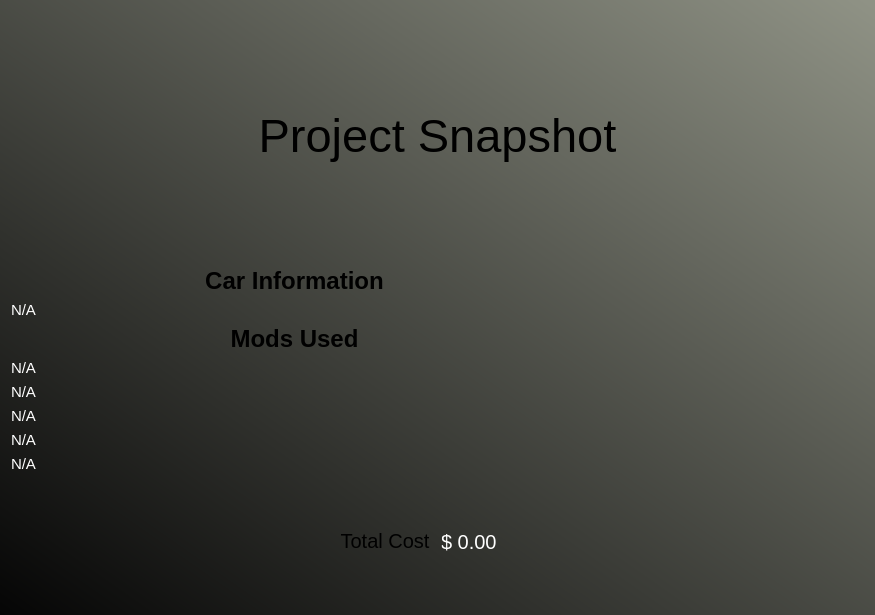
First picture: the form in CarModSoftware/projectsnapshot.ui, repository NabiNee/CarModApp, before the edit.
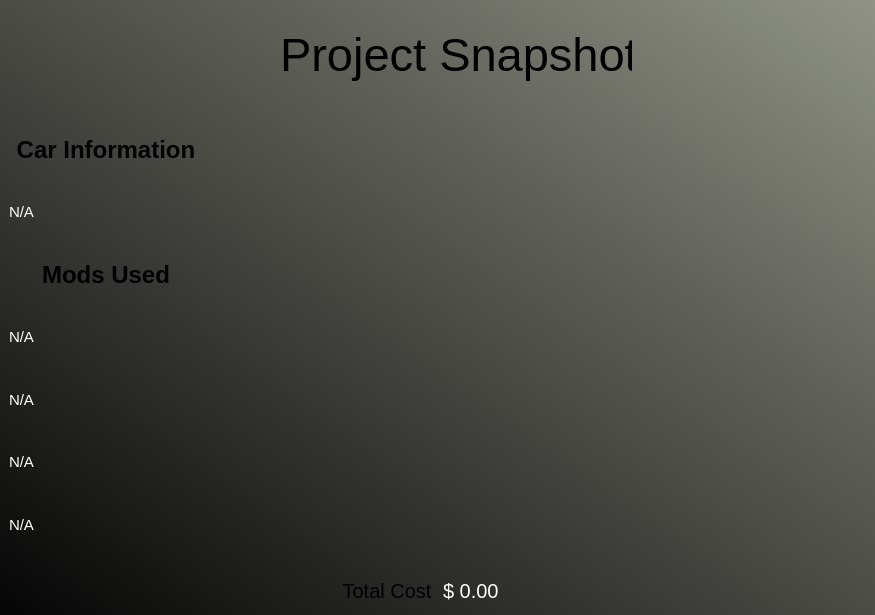
Second picture: the form after the edit. Icons and pictures are not drawn.

The edit to the form file:
```diff
--- a/CarModSoftware/projectsnapshot.ui
+++ b/CarModSoftware/projectsnapshot.ui
@@ -10,21 +10,35 @@
     <height>615</height>
    </rect>
   </property>
+  <property name="minimumSize">
+   <size>
+    <width>875</width>
+    <height>615</height>
+   </size>
+  </property>
+  <property name="maximumSize">
+   <size>
+    <width>875</width>
+    <height>615</height>
+   </size>
+  </property>
   <property name="windowTitle">
    <string>Dialog</string>
   </property>
   <property name="styleSheet">
    <string notr="true">QDialog{
 background-color: qlineargradient(spread:pad, x1:0, y1:1, x2:1, y2:0, stop:0 rgba(5, 5, 5, 255), stop:1 rgba(144, 147, 134, 255));
-}
-
-QLabel{
-color:qlineargradient(spread:pad, x1:0, y1:0, x2:1, y2:0, stop:0 rgba(0, 0, 0, 255), stop:1 rgba(255, 255, 255, 255));
 }</string>
   </property>
-  <layout class="QGridLayout" name="gridLayout">
-   <item row="1" column="0" rowspan="2" colspan="3">
-    <widget class="QLabel" name="label_12">
+  <widget class="QLabel" name="header">
+   <property name="geometry">
+    <rect>
+     <x>280</x>
+     <y>10</y>
+     <width>352</width>
+     <height>91</height>
+    </rect>
+   </property>
      <property name="font">
       <font>
        <family>MS Shell Dlg 2</family>
@@ -36,14 +50,14 @@
       <string>&lt;html&gt;&lt;head/&gt;&lt;body&gt;&lt;p align=&quot;center&quot;&gt;Project Snapshot&lt;/p&gt;&lt;/body&gt;&lt;/html&gt;</string>
      </property>
     </widget>
-   </item>
-   <item row="3" column="2">
-    <widget class="QLabel" name="picture">
-     <property name="maximumSize">
-      <size>
-       <width>550</width>
-       <height>500</height>
-      </size>
+  <widget class="QLabel" name="baseLayer">
+   <property name="geometry">
+    <rect>
+     <x>240</x>
+     <y>160</y>
+     <width>600</width>
+     <height>300</height>
+    </rect>
      </property>
      <property name="text">
       <string/>
@@ -55,36 +69,82 @@
       <bool>true</bool>
      </property>
     </widget>
-   </item>
-   <item row="4" column="0" colspan="3">
-    <layout class="QGridLayout" name="gridLayout_2">
-     <item row="0" column="0">
-      <widget class="QLabel" name="labelCost">
-       <property name="font">
-        <font>
-         <pointsize>15</pointsize>
-        </font>
+  <widget class="QLabel" name="wheelLayer">
+   <property name="geometry">
+    <rect>
+     <x>240</x>
+     <y>160</y>
+     <width>600</width>
+     <height>300</height>
+    </rect>
        </property>
        <property name="text">
-        <string>&lt;html&gt;&lt;head/&gt;&lt;body&gt;&lt;p align=&quot;right&quot;&gt;Total Cost  &lt;/p&gt;&lt;/body&gt;&lt;/html&gt;</string>
-       </property>
-      </widget>
-     </item>
-     <item row="0" column="1">
-      <widget class="QLabel" name="labelPrice">
-       <property name="font">
-        <font>
-         <pointsize>15</pointsize>
-        </font>
+    <string/>
+   </property>
+   <property name="scaledContents">
+    <bool>true</bool>
+   </property>
+  </widget>
+  <widget class="QLabel" name="hoodLayer">
+   <property name="geometry">
+    <rect>
+     <x>240</x>
+     <y>160</y>
+     <width>600</width>
+     <height>300</height>
+    </rect>
        </property>
        <property name="text">
-        <string>$ 0.00</string>
-       </property>
-      </widget>
-     </item>
-    </layout>
-   </item>
-   <item row="3" column="0" colspan="2">
+    <string/>
+   </property>
+   <property name="scaledContents">
+    <bool>true</bool>
+   </property>
+  </widget>
+  <widget class="QLabel" name="lightsLayer">
+   <property name="geometry">
+    <rect>
+     <x>240</x>
+     <y>160</y>
+     <width>600</width>
+     <height>300</height>
+    </rect>
+   </property>
+   <property name="text">
+    <string/>
+   </property>
+   <property name="scaledContents">
+    <bool>true</bool>
+   </property>
+  </widget>
+  <widget class="QLabel" name="logo">
+   <property name="geometry">
+    <rect>
+     <x>26</x>
+     <y>22</y>
+     <width>161</width>
+     <height>61</height>
+    </rect>
+   </property>
+   <property name="text">
+    <string/>
+   </property>
+   <property name="pixmap">
+    <pixmap resource="resources.qrc">:/Photos/carmodz.png</pixmap>
+   </property>
+   <property name="scaledContents">
+    <bool>true</bool>
+   </property>
+  </widget>
+  <widget class="QWidget" name="layoutWidget">
+   <property name="geometry">
+    <rect>
+     <x>9</x>
+     <y>122</y>
+     <width>194</width>
+     <height>431</height>
+    </rect>
+   </property>
     <layout class="QVBoxLayout" name="verticalLayout">
      <item>
       <widget class="QLabel" name="label_2">
@@ -108,7 +168,10 @@
         </font>
        </property>
        <property name="text">
-        <string>N/A</string>
+       <string>&lt;html&gt;&lt;head/&gt;&lt;body&gt;&lt;p&gt;&lt;span style=&quot; color:#ffffff;&quot;&gt;N/A&lt;/span&gt;&lt;/p&gt;&lt;/body&gt;&lt;/html&gt;</string>
+      </property>
+      <property name="textInteractionFlags">
+       <set>Qt::LinksAccessibleByMouse|Qt::TextSelectableByMouse</set>
        </property>
       </widget>
      </item>
@@ -134,7 +197,10 @@
         </font>
        </property>
        <property name="text">
-        <string>N/A</string>
+       <string>&lt;html&gt;&lt;head/&gt;&lt;body&gt;&lt;p&gt;&lt;span style=&quot; color:#ffffff;&quot;&gt;N/A&lt;/span&gt;&lt;/p&gt;&lt;/body&gt;&lt;/html&gt;</string>
+      </property>
+      <property name="textInteractionFlags">
+       <set>Qt::LinksAccessibleByMouse|Qt::TextSelectableByMouse</set>
        </property>
       </widget>
      </item>
@@ -146,7 +212,10 @@
         </font>
        </property>
        <property name="text">
-        <string>N/A</string>
+       <string>&lt;html&gt;&lt;head/&gt;&lt;body&gt;&lt;p&gt;&lt;span style=&quot; color:#ffffff;&quot;&gt;N/A&lt;/span&gt;&lt;/p&gt;&lt;/body&gt;&lt;/html&gt;</string>
+      </property>
+      <property name="textInteractionFlags">
+       <set>Qt::LinksAccessibleByMouse|Qt::TextSelectableByMouse</set>
        </property>
       </widget>
      </item>
@@ -158,7 +227,10 @@
         </font>
        </property>
        <property name="text">
-        <string>N/A</string>
+       <string>&lt;html&gt;&lt;head/&gt;&lt;body&gt;&lt;p&gt;&lt;span style=&quot; color:#ffffff;&quot;&gt;N/A&lt;/span&gt;&lt;/p&gt;&lt;/body&gt;&lt;/html&gt;</string>
+      </property>
+      <property name="textInteractionFlags">
+       <set>Qt::LinksAccessibleByMouse|Qt::TextSelectableByMouse</set>
        </property>
       </widget>
      </item>
@@ -170,25 +242,51 @@
         </font>
        </property>
        <property name="text">
-        <string>N/A</string>
-       </property>
-      </widget>
-     </item>
-     <item>
-      <widget class="QLabel" name="labelMS">
+       <string>&lt;html&gt;&lt;head/&gt;&lt;body&gt;&lt;p&gt;&lt;span style=&quot; color:#ffffff;&quot;&gt;N/A&lt;/span&gt;&lt;/p&gt;&lt;/body&gt;&lt;/html&gt;</string>
+      </property>
+      <property name="textInteractionFlags">
+       <set>Qt::LinksAccessibleByMouse|Qt::TextSelectableByMouse</set>
+      </property>
+     </widget>
+    </item>
+   </layout>
+  </widget>
+  <widget class="QWidget" name="layoutWidget">
+   <property name="geometry">
+    <rect>
+     <x>9</x>
+     <y>578</y>
+     <width>861</width>
+     <height>26</height>
+    </rect>
+   </property>
+   <layout class="QGridLayout" name="gridLayout_2">
+    <item row="0" column="0">
+     <widget class="QLabel" name="labelCost">
        <property name="font">
         <font>
-         <pointsize>11</pointsize>
+        <pointsize>15</pointsize>
         </font>
        </property>
        <property name="text">
-        <string>N/A</string>
+       <string>&lt;html&gt;&lt;head/&gt;&lt;body&gt;&lt;p align=&quot;right&quot;&gt;Total Cost  &lt;/p&gt;&lt;/body&gt;&lt;/html&gt;</string>
        </property>
       </widget>
      </item>
-    </layout>
-   </item>
-  </layout>
+    <item row="0" column="1">
+     <widget class="QLabel" name="labelPrice">
+      <property name="font">
+       <font>
+        <pointsize>15</pointsize>
+       </font>
+      </property>
+      <property name="text">
+       <string>&lt;html&gt;&lt;head/&gt;&lt;body&gt;&lt;p&gt;&lt;span style=&quot; color:#ffffff;&quot;&gt;$ 0.00&lt;/span&gt;&lt;/p&gt;&lt;/body&gt;&lt;/html&gt;</string>
+      </property>
+     </widget>
+    </item>
+   </layout>
+  </widget>
  </widget>
  <resources>
   <include location="resources.qrc"/>
```
Lines whose indentation alone changed are shown as unchanged.
